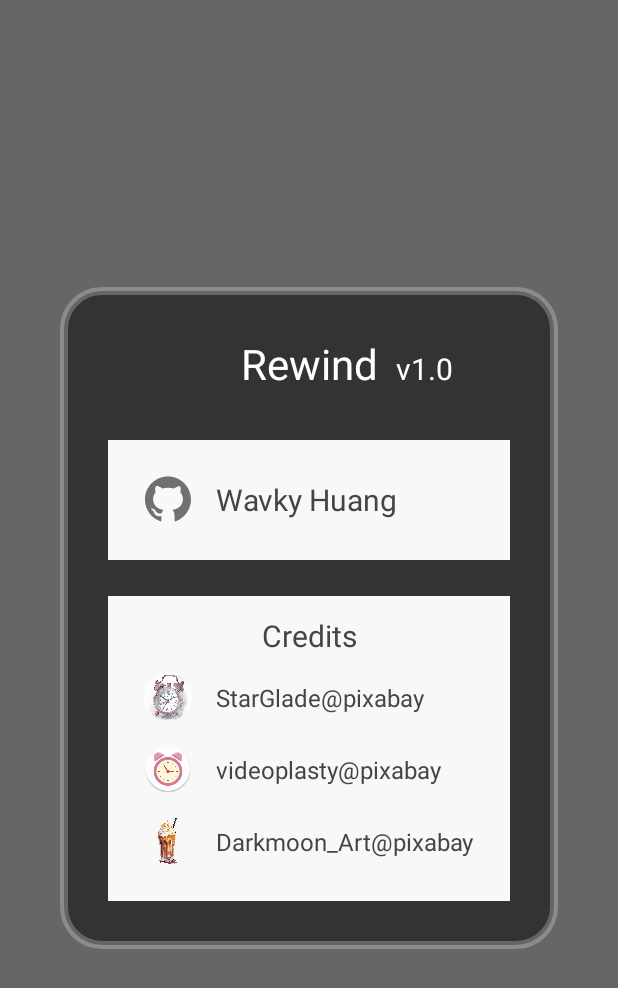
After one commit to wavky/Rewind-CountdownTimer, an Android app: the fragment InfoDialogFragment shown on its own in the app's theme, on a phone screen of 412 x 824 dp. The commit adds this screen. Shown: the top 988 px of the screen. Run offline under Robolectric (Android 15) with nearby library versions, the phone set to English and light mode, and no system bars.

Commit message:
info dialog

```diff
--- a/app/src/main/java/com/wavky/cdtimer/app/main/CircleGestureView.kt
+++ b/app/src/main/java/com/wavky/cdtimer/app/main/CircleGestureView.kt
@@ -20,7 +20,7 @@ class CircleGestureView @JvmOverloads constructor(
 ) : View(context, attrs, defStyleAttr) {
 
   interface OnCircleGestureListener {
-    fun onTap()
+    fun onTap(x: Float, y: Float, rawX: Float, rawY: Float)
     fun onCircleGesture(circleCount: Int, angle: Float, deltaAngle: Float)
     fun onCircleGestureStart()
     fun onGestureFinish()
@@ -102,7 +102,7 @@ class CircleGestureView @JvmOverloads constructor(
 
     override fun onSingleTapConfirmed(e: MotionEvent): Boolean {
       performClick()
-      onCircleGestureListener?.onTap()
+      onCircleGestureListener?.onTap(e.x, e.y, e.rawX, e.rawY)
       return true
     }
 
--- /dev/null
+++ b/app/src/main/java/com/wavky/cdtimer/app/main/InfoDialogFragment.kt
@@ -0,0 +1,48 @@
+package com.wavky.cdtimer.app.main
+
+import android.app.Dialog
+import android.content.Intent
+import android.net.Uri
+import android.os.Bundle
+import android.view.LayoutInflater
+import android.view.View
+import android.view.ViewGroup
+import androidx.fragment.app.DialogFragment
+import com.wavky.cdtimer.BuildConfig
+import com.wavky.cdtimer.R
+import com.wavky.cdtimer.databinding.DialogInfoBinding
+
+class InfoDialogFragment : DialogFragment() {
+
+  private var binding: DialogInfoBinding? = null
+
+  override fun onCreateDialog(savedInstanceState: Bundle?): Dialog {
+    return Dialog(requireContext(), R.style.dialog).apply {
+      setCanceledOnTouchOutside(true)
+      setCancelable(true)
+    }
+  }
+
+  override fun onCreateView(
+    inflater: LayoutInflater,
+    container: ViewGroup?,
+    savedInstanceState: Bundle?,
+  ): View? {
+    binding = DialogInfoBinding.inflate(inflater, container, false)
+    return binding?.root
+  }
+
+  override fun onViewCreated(view: View, savedInstanceState: Bundle?) {
+    binding?.apply {
+      version.text = getString(R.string.version, BuildConfig.VERSION_NAME)
+      githubBox.setOnClickListener {
+        openUrl(getString(R.string.github_url))
+      }
+    }
+  }
+
+  private fun openUrl(url: String) {
+    val intent = Intent(Intent.ACTION_VIEW, Uri.parse(url))
+    startActivity(intent)
+  }
+}
--- a/app/src/main/java/com/wavky/cdtimer/app/main/MainFragment.kt
+++ b/app/src/main/java/com/wavky/cdtimer/app/main/MainFragment.kt
@@ -114,13 +114,20 @@ class MainFragment : BaseFragment() {
 
   private val random = Random(System.currentTimeMillis())
 
-  // 添加咖啡杯
   private val onCircleGestureListener: OnCircleGestureListener
     get() = object : OnCircleGestureListener {
-      override fun onTap() {
-        stopAlarm()
-        stopTimeTextScaleAnimation()
-        resetClockHandReceiveCircleGesture()
+      override fun onTap(x: Float, y: Float, rawX: Float, rawY: Float) {
+        binding?.apply {
+          if (drinkImage.isVisible &&
+            x >= drinkImage.x && x <= drinkImage.x + drinkImage.width &&
+            y >= drinkImage.y && y <= drinkImage.y + drinkImage.height
+          ) {
+            onDrinkImageClick()
+          }
+          stopAlarm()
+          stopTimeTextScaleAnimation()
+          resetClockHandReceiveCircleGesture()
+        }
       }
 
       /**
@@ -358,6 +365,10 @@ class MainFragment : BaseFragment() {
         .transform(BlurTransformation(COFFEE_BLUR_RADIUS))
         .into(this)
     }
+  }
+
+  private fun onDrinkImageClick() {
+    InfoDialogFragment().show(parentFragmentManager, "InfoDialogFragment")
   }
 
   private fun doOnTimeTextClick(type: ClockHand) {
--- /dev/null
+++ b/app/src/main/res/drawable/ic_github.xml
@@ -0,0 +1,10 @@
+<vector xmlns:android="http://schemas.android.com/apk/res/android"
+    android:width="200dp"
+    android:height="200dp"
+    android:viewportWidth="1024"
+    android:viewportHeight="1024">
+  <path
+      android:pathData="M20.5,503.7c0,214.4 137.4,396.7 328.9,463.7 25.8,6.6 21.9,-11.9 21.9,-24.3v-85.1c-148.9,17.4 -154.9,-81.1 -164.9,-97.5 -20.2,-34.5 -67.9,-43.3 -53.7,-59.8 33.9,-17.4 68.5,4.4 108.5,63.6 29,42.9 85.4,35.6 114.2,28.5a138.9,138.9 0,0 1,38.1 -66.8c-154.3,-27.6 -218.6,-121.8 -218.6,-233.8 0,-54.3 17.9,-104.2 53,-144.5 -22.4,-66.4 2.1,-123.2 5.3,-131.7 63.8,-5.7 130,45.7 135.2,49.7 36.2,-9.8 77.6,-15 123.8,-15 46.5,0 88.1,5.3 124.5,15.2 12.3,-9.4 73.8,-53.5 133.1,-48.1 3.2,8.4 27,63.9 6,129.4 35.6,40.4 53.7,90.8 53.7,145.2 0,112.2 -64.7,206.4 -219.4,233.7a140.1,140.1 0,0 1,41.8 99.9v123.5c0.9,9.9 0,19.7 16.5,19.7 194.3,-65.5 334.2,-249.2 334.2,-465.5C1002.6,232.5 782.7,12.8 511.6,12.8 240.2,12.7 20.5,232.4 20.5,503.7z"
+      android:fillColor="#707070"
+      />
+</vector>
--- /dev/null
+++ b/app/src/main/res/drawable/info_bg.xml
@@ -0,0 +1,9 @@
+<?xml version="1.0" encoding="utf-8"?>
+<shape xmlns:android="http://schemas.android.com/apk/res/android"
+    android:shape="rectangle">
+  <solid android:color="#7F000000" />
+  <corners android:radius="25dp" />
+  <stroke
+      android:width="5dp"
+      android:color="#3FFFFFFF" />
+</shape>
--- /dev/null
+++ b/app/src/main/res/layout/dialog_info.xml
@@ -0,0 +1,165 @@
+<?xml version="1.0" encoding="utf-8"?>
+<androidx.constraintlayout.widget.ConstraintLayout xmlns:android="http://schemas.android.com/apk/res/android"
+    xmlns:app="http://schemas.android.com/apk/res-auto"
+    xmlns:tools="http://schemas.android.com/tools"
+    android:layout_width="wrap_content"
+    android:layout_height="wrap_content"
+    android:background="@drawable/info_bg"
+    android:padding="32dp"
+    >
+
+  <TextView
+      android:id="@+id/title"
+      android:layout_width="wrap_content"
+      android:layout_height="wrap_content"
+      android:text="@string/app_name"
+      android:textColor="@color/white"
+      android:textSize="28sp"
+      app:layout_constraintEnd_toEndOf="parent"
+      app:layout_constraintStart_toStartOf="parent"
+      app:layout_constraintTop_toTopOf="parent"
+      />
+
+  <TextView
+      android:id="@+id/version"
+      android:layout_width="0dp"
+      android:layout_height="wrap_content"
+      android:layout_marginStart="12dp"
+      android:ellipsize="end"
+      android:maxLines="1"
+      android:textColor="@color/white"
+      android:textSize="20sp"
+      app:layout_constraintBaseline_toBaselineOf="@id/title"
+      app:layout_constraintEnd_toEndOf="parent"
+      app:layout_constraintStart_toEndOf="@id/title"
+      tools:text="v1.0"
+      />
+
+  <LinearLayout
+      android:id="@+id/github_box"
+      android:layout_width="0dp"
+      android:layout_height="wrap_content"
+      android:layout_marginTop="32dp"
+      android:background="#f8f8f8"
+      android:gravity="center_vertical"
+      android:orientation="horizontal"
+      android:padding="24dp"
+      app:layout_constraintEnd_toEndOf="@id/credits_box"
+      app:layout_constraintStart_toStartOf="@id/credits_box"
+      app:layout_constraintTop_toBottomOf="@id/title"
+      >
+
+    <ImageView
+        android:layout_width="32dp"
+        android:layout_height="32dp"
+        android:src="@drawable/ic_github"
+        />
+
+    <TextView
+        android:layout_width="wrap_content"
+        android:layout_height="wrap_content"
+        android:layout_marginStart="16dp"
+        android:text="@string/github_name"
+        android:textColor="@color/black_444"
+        android:textSize="20sp"
+        />
+  </LinearLayout>
+
+  <androidx.constraintlayout.widget.ConstraintLayout
+      android:id="@+id/credits_box"
+      android:layout_width="wrap_content"
+      android:layout_height="wrap_content"
+      android:layout_marginTop="24dp"
+      android:background="#f8f8f8"
+      android:clipToPadding="false"
+      android:gravity="center_vertical"
+      android:padding="24dp"
+      app:layout_constraintEnd_toEndOf="parent"
+      app:layout_constraintStart_toStartOf="parent"
+      app:layout_constraintTop_toBottomOf="@id/github_box"
+      >
+
+    <TextView
+        android:id="@+id/credits"
+        android:layout_width="wrap_content"
+        android:layout_height="wrap_content"
+        android:layout_marginTop="-12dp"
+        android:text="@string/credits"
+        android:textColor="@color/black_444"
+        android:textSize="20sp"
+        app:layout_constraintEnd_toEndOf="parent"
+        app:layout_constraintStart_toStartOf="parent"
+        app:layout_constraintTop_toTopOf="parent"
+        />
+
+    <ImageView
+        android:id="@+id/clock_icon"
+        android:layout_width="32dp"
+        android:layout_height="32dp"
+        android:layout_marginTop="12dp"
+        android:src="@drawable/ic_clock"
+        app:layout_constraintStart_toStartOf="parent"
+        app:layout_constraintTop_toBottomOf="@id/credits"
+        />
+
+    <TextView
+        android:id="@+id/clock_creator"
+        android:layout_width="wrap_content"
+        android:layout_height="wrap_content"
+        android:layout_marginStart="16dp"
+        android:text="@string/clock_creator"
+        android:textColor="@color/black_444"
+        android:textSize="16sp"
+        app:layout_constraintBottom_toBottomOf="@id/clock_icon"
+        app:layout_constraintStart_toEndOf="@id/clock_icon"
+        app:layout_constraintTop_toTopOf="@id/clock_icon"
+        />
+
+    <ImageView
+        android:id="@+id/app_icon"
+        android:layout_width="32dp"
+        android:layout_height="32dp"
+        android:layout_marginTop="16dp"
+        android:src="@drawable/ic_app"
+        app:layout_constraintStart_toStartOf="parent"
+        app:layout_constraintTop_toBottomOf="@id/clock_icon"
+        />
+
+    <TextView
+        android:id="@+id/app_icon_creator"
+        android:layout_width="wrap_content"
+        android:layout_height="wrap_content"
+        android:layout_marginStart="16dp"
+        android:text="@string/app_icon_creator"
+        android:textColor="@color/black_444"
+        android:textSize="16sp"
+        app:layout_constraintBottom_toBottomOf="@id/app_icon"
+        app:layout_constraintStart_toEndOf="@id/app_icon"
+        app:layout_constraintTop_toTopOf="@id/app_icon"
+        />
+
+    <ImageView
+        android:id="@+id/drink_icon"
+        android:layout_width="32dp"
+        android:layout_height="32dp"
+        android:layout_marginTop="16dp"
+        android:src="@drawable/drink"
+        app:layout_constraintStart_toStartOf="parent"
+        app:layout_constraintTop_toBottomOf="@id/app_icon"
+        />
+
+    <TextView
+        android:id="@+id/drink_creator"
+        android:layout_width="wrap_content"
+        android:layout_height="wrap_content"
+        android:layout_marginStart="16dp"
+        android:text="@string/drink_creator"
+        android:textColor="@color/black_444"
+        android:textSize="16sp"
+        app:layout_constraintBottom_toBottomOf="@id/drink_icon"
+        app:layout_constraintStart_toEndOf="@id/drink_icon"
+        app:layout_constraintTop_toTopOf="@id/drink_icon"
+        />
+  </androidx.constraintlayout.widget.ConstraintLayout>
+
+</androidx.constraintlayout.widget.ConstraintLayout>
--- a/app/src/main/res/values/colors.xml
+++ b/app/src/main/res/values/colors.xml
@@ -9,4 +9,5 @@
   <color name="pink_400">#FFAA7684</color>
   <color name="black">#FF000000</color>
   <color name="white">#FFFFFFFF</color>
+  <color name="black_444">#FF444444</color>
 </resources>
--- a/app/src/main/res/values/strings.xml
+++ b/app/src/main/res/values/strings.xml
@@ -1,8 +1,17 @@
 <resources>
   <string name="app_name">Rewind</string>
+  <string name="version" translatable="false">v%s</string>
 
   <string name="time_colon"> : </string>
   <string name="reset">Reset</string>
   <string name="start">Start</string>
   <string name="stop">Stop</string>
+  <string name="github_name" translatable="false">Wavky Huang</string>
+  <string name="github_url" translatable="false">https://github.com/wavky/Rewind-CountdownTimer</string>
+
+  <!-- Credits -->
+  <string name="credits">Credits</string>
+  <string name="clock_creator" translatable="false">StarGlade@pixabay</string>
+  <string name="app_icon_creator" translatable="false">videoplasty@pixabay</string>
+  <string name="drink_creator">Darkmoon_Art@pixabay</string>
 </resources>
--- a/app/src/main/res/values/styles.xml
+++ b/app/src/main/res/values/styles.xml
@@ -17,4 +17,9 @@
     <item name="android:layout_height">wrap_content</item>
     <item name="android:paddingVertical">12dp</item>
   </style>
+
+  <style name="dialog" parent="@android:style/Theme.Holo.Light.Dialog">
+    <item name="android:windowNoTitle">true</item>
+    <item name="android:windowBackground">@android:color/transparent</item>
+  </style>
 </resources>
```
Also changed, not shown: app/build.gradle.kts (+3 -4 lines), app/src/main/res/drawable/ic_app.webp (added), app/src/main/res/drawable/ic_clock.png (added), 1 other file.
